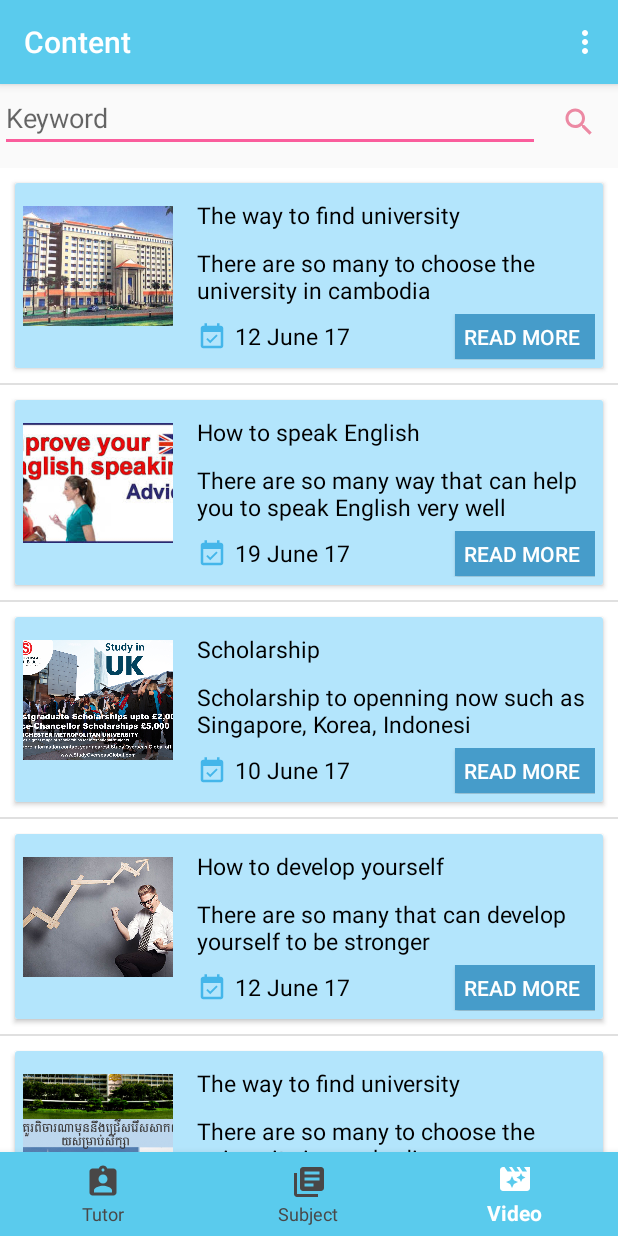
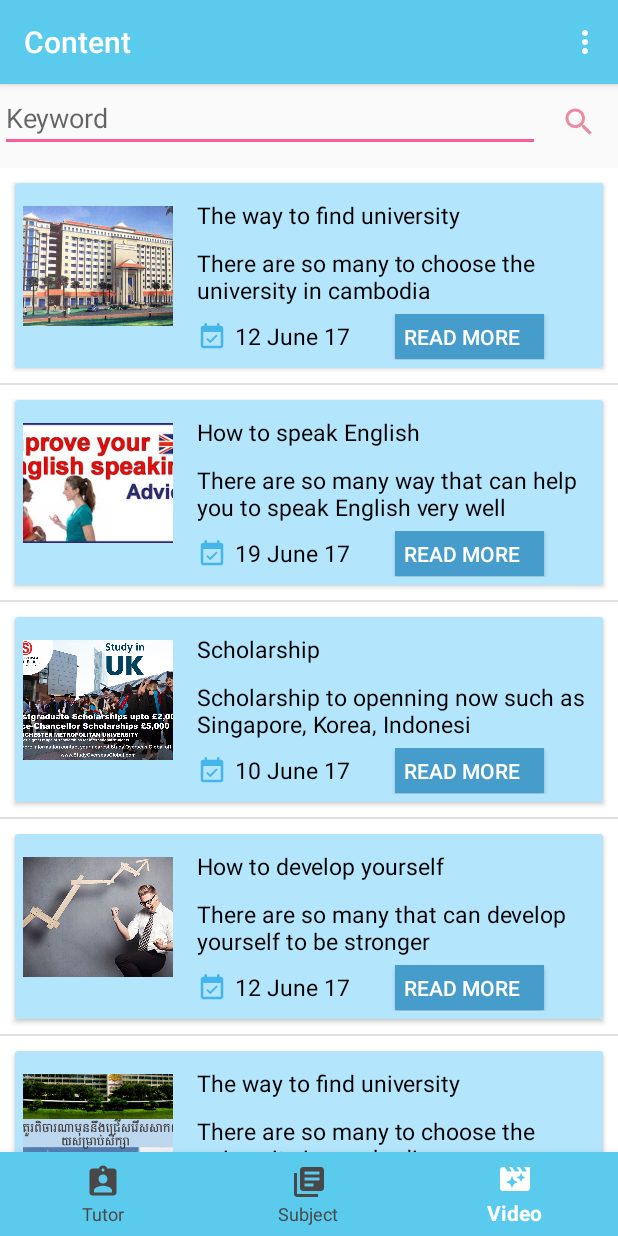
Before and after one commit to JaneSoo/ReanKour, an Android app: the screen it shows after launch once a user with an empty profile is signed in (AllBottomNavigationViewActivity), item 3 of the bottom bar chosen, on a phone screen of 412 x 824 dp. Run offline under Robolectric (Android 15) with nearby library versions, the phone set to English and light mode, and no system bars; our stand-ins replace Firebase (no records; nobody signed in at launch, a user with empty details on screens opened directly).

Commit message:
update content and fix some error

```diff
--- a/app/src/main/AndroidManifest.xml
+++ b/app/src/main/AndroidManifest.xml
@@ -26,7 +26,6 @@
             android:configChanges="orientation|screenSize|keyboardHidden">
             <intent-filter>
                 <action android:name="android.intent.action.MAIN" />
-
                 <category android:name="android.intent.category.LAUNCHER" />
             </intent-filter>
         </activity>
--- a/app/src/main/res/layout/content_list_document.xml
+++ b/app/src/main/res/layout/content_list_document.xml
@@ -91,7 +91,7 @@
                         android:layout_width="wrap_content"
                         android:layout_height="wrap_content"
                         android:text="5 June 2017"
-                        android:paddingRight="70dp"/>
+                        android:paddingRight="30dp"/>
 
                     <Button
                         android:id="@+id/btn_readMore"
```
Also changed, not shown: app/src/main/java/com/example/janesoo/reankour/VideoTestActivity.java (+1 -6 lines).
